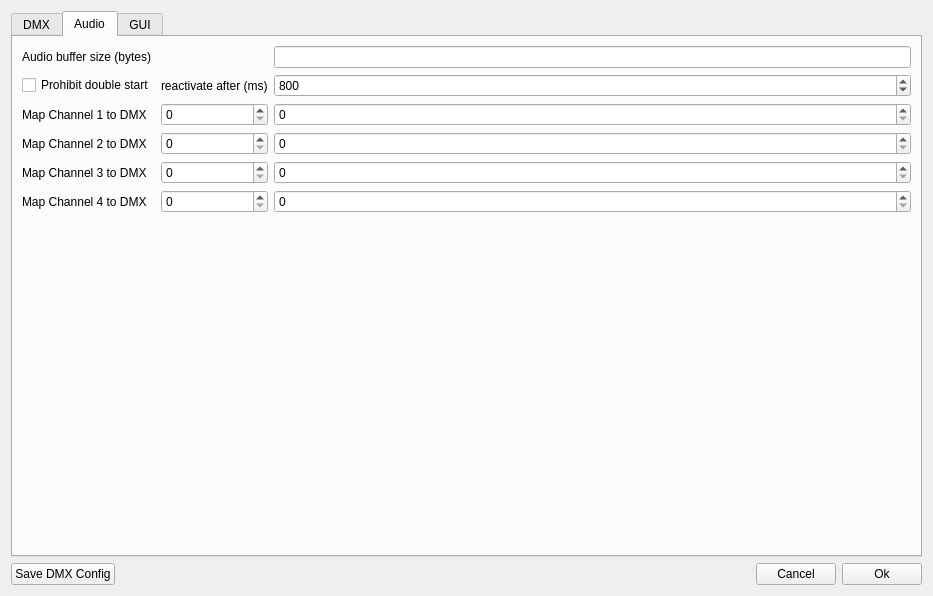
First picture: the form in StageRunner/gui/setupwidget.ui, repository Pit1966/StageRunner, before the edit.
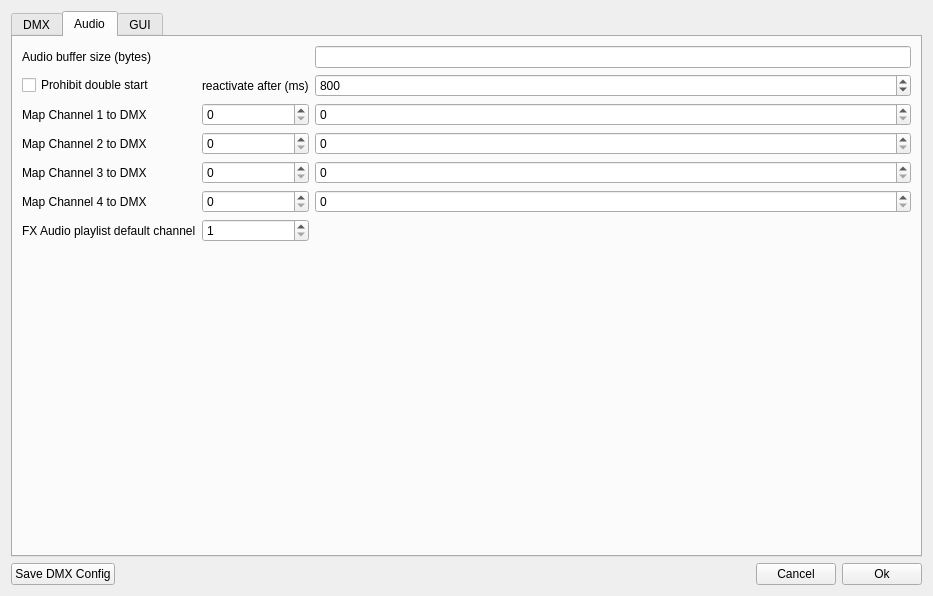
Second picture: the form after the edit. The open tabs and pages were chosen to show the change.

Commit message: New AudioFade Options Dozen of bugs fixed GUI improved Error dialogs added Functions to catch user misusage

What changed in the file:
```diff
--- a/StageRunner/gui/setupwidget.ui
+++ b/StageRunner/gui/setupwidget.ui
@@ -195,14 +195,7 @@
          </property>
         </widget>
        </item>
-       <item row="5" column="2">
-        <widget class="QSpinBox" name="mapAudioToDmx4">
-         <property name="maximum">
-          <number>512</number>
-         </property>
-        </widget>
-       </item>
-       <item row="6" column="1">
+       <item row="7" column="1">
         <spacer name="verticalSpacer_2">
          <property name="orientation">
           <enum>Qt::Vertical</enum>
@@ -215,6 +208,30 @@
          </property>
         </spacer>
        </item>
+       <item row="5" column="2">
+        <widget class="QSpinBox" name="mapAudioToDmx4">
+         <property name="maximum">
+          <number>512</number>
+         </property>
+        </widget>
+       </item>
+       <item row="6" column="1">
+        <widget class="QSpinBox" name="playlistChannelSpin">
+         <property name="minimum">
+          <number>1</number>
+         </property>
+         <property name="maximum">
+          <number>4</number>
+         </property>
+        </widget>
+       </item>
+       <item row="6" column="0">
+        <widget class="QLabel" name="playlistChannelLabel">
+         <property name="text">
+          <string>FX Audio playlist default channel</string>
+         </property>
+        </widget>
+       </item>
       </layout>
      </widget>
      <widget class="QWidget" name="guiTab">
```
Left out of the diff: 14 changed lines with no effect on the pictures. The commit also changes 46 other files.
